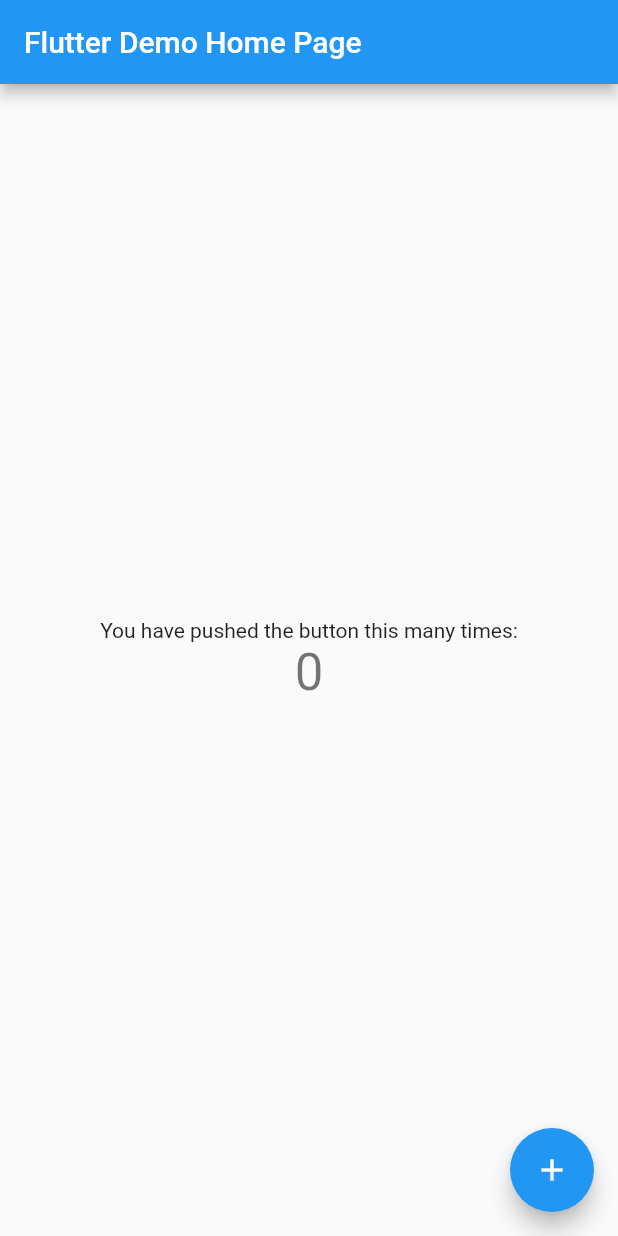
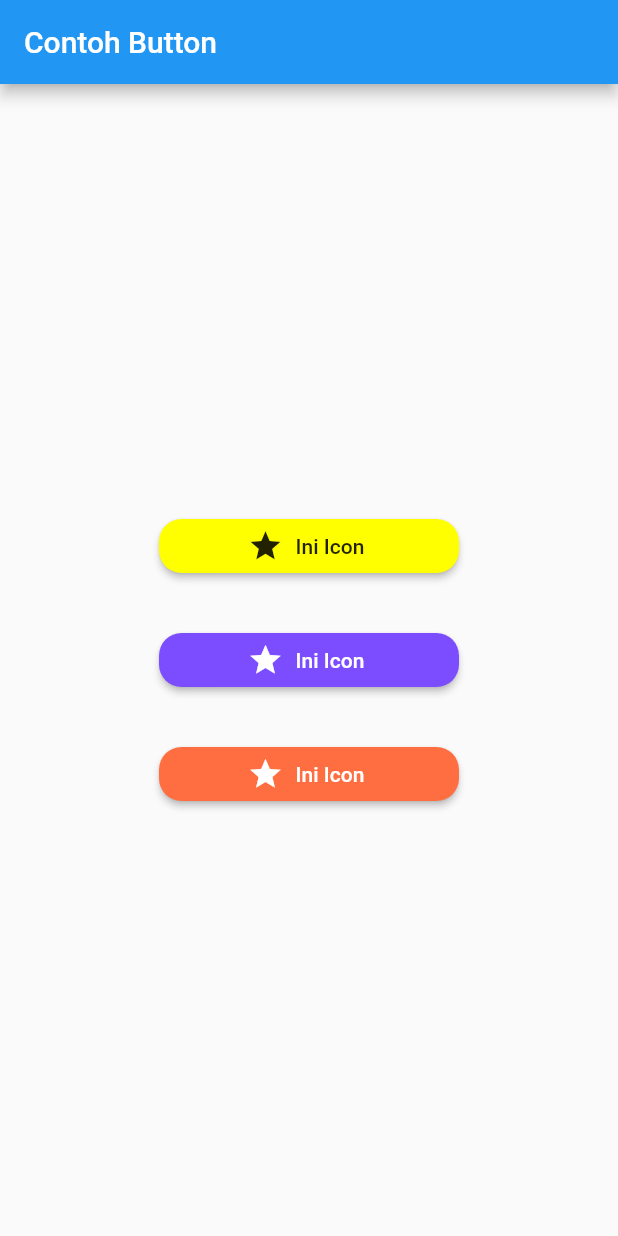
Before and after one commit to dws16/Flutter-Testing, a Flutter app: the screen it shows after launch, on a phone screen of 412 x 824 dp. Run offline on Flutter 3.47's test engine with Material 2 defaults, Android fonts, the phone set to English and light mode, and no system bars.

Commit message:
pertemuan 2

```diff
--- /dev/null
+++ b/lib/contoh_button.dart
@@ -0,0 +1,110 @@
+import 'package:flutter/material.dart';
+
+class ContohButton extends StatefulWidget {
+  const ContohButton({Key? key}) : super(key: key);
+
+  @override
+  _ContohButtonState createState() => _ContohButtonState();
+}
+
+class _ContohButtonState extends State<ContohButton> {
+  @override
+  Widget build(BuildContext context) {
+    return Scaffold(
+      appBar: AppBar(
+        title: Text('Contoh Button'),
+      ),
+      body: Container(
+        width: double.infinity,
+        height: double.infinity,
+        child: Row(
+          mainAxisAlignment: MainAxisAlignment.center,
+          crossAxisAlignment: CrossAxisAlignment.center,
+          children: [
+            Container(
+              height: 200,
+              child: Column(
+                mainAxisAlignment: MainAxisAlignment.spaceBetween,
+                crossAxisAlignment: CrossAxisAlignment.center,
+                children: [
+                  Container(
+                      width: 200,
+                      child: RaisedButton.icon(
+                          icon: Icon(
+                            Icons.star,
+                            color: Colors.black87,
+                          ),
+                          label: Text(
+                            "Ini Icon",
+                            style: TextStyle(color: Colors.black87),
+                          ),
+                          onPressed: () {
+                            print("Diklik nih");
+                          },
+                          onLongPress: () {
+                            print("Diklik panjang nih");
+                          },
+                          // child: Text(
+                          //   'Ini Raised Button',
+                          //   style: TextStyle(color: Colors.white),
+                          // ), // Ini kalo gapake icon
+                          color: Colors.yellowAccent,
+                          shape: RoundedRectangleBorder(
+                              borderRadius: BorderRadius.circular(15)))),
+                  Container(
+                      width: 200,
+                      child: RaisedButton.icon(
+                          icon: Icon(
+                            Icons.star,
+                            color: Colors.white,
+                          ),
+                          label: Text(
+                            "Ini Icon",
+                            style: TextStyle(color: Colors.white),
+                          ),
+                          onPressed: () {
+                            print("Diklik nih");
+                          },
+                          onLongPress: () {
+                            print("Diklik panjang nih");
+                          },
+                          // child: Text(
+                          //   'Ini Raised Button',
+                          //   style: TextStyle(color: Colors.white),
+                          // ), // Ini kalo gapake icon
+                          color: Colors.deepPurpleAccent,
+                          shape: RoundedRectangleBorder(
+                              borderRadius: BorderRadius.circular(15)))),
+                  Container(
+                      width: 200,
+                      child: RaisedButton.icon(
+                          icon: Icon(
+                            Icons.star,
+                            color: Colors.white,
+                          ),
+                          label: Text(
+                            "Ini Icon",
+                            style: TextStyle(color: Colors.white),
+                          ),
+                          onPressed: () {
+                            print("Diklik nih");
+                          },
+                          onLongPress: () {
+                            print("Diklik panjang nih");
+                          },
+                          // child: Text(
+                          //   'Ini Raised Button',
+                          //   style: TextStyle(color: Colors.white),
+                          // ), // Ini kalo gapake icon
+                          color: Colors.deepOrangeAccent,
+                          shape: RoundedRectangleBorder(
+                              borderRadius: BorderRadius.circular(15))))
+                ],
+              ),
+            ),
+          ],
+        ),
+      ),
+    );
+  }
+}
```
Also changed, not shown: lib/main.dart (+43 -2 lines), pubspec.yaml (+8 -6 lines), asset/fonts/WorkSans-Italic-VariableFont_wght.ttf (added), asset/fonts/WorkSans-VariableFont_wght.ttf (added).
